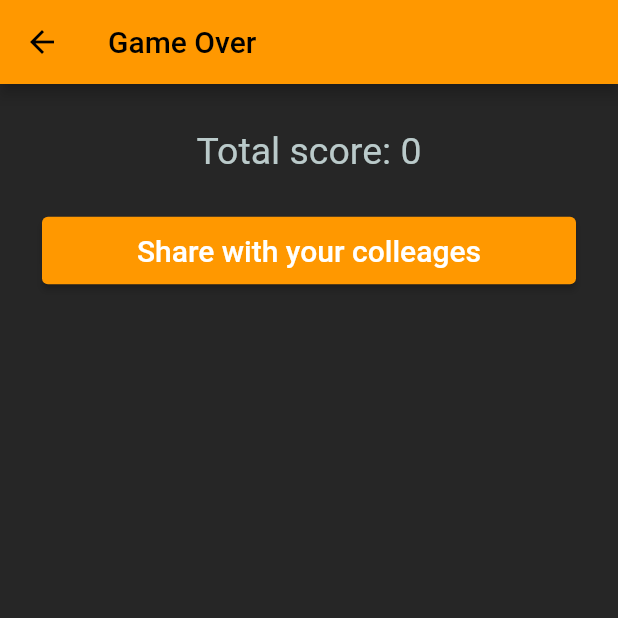
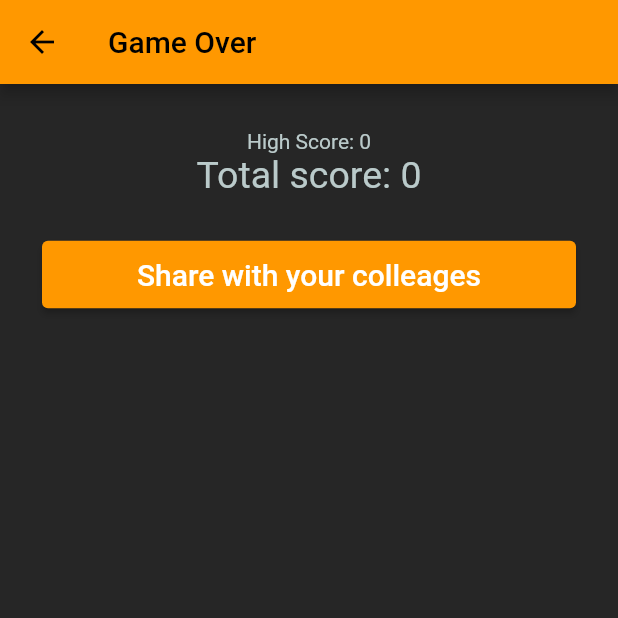
Before and after one commit to AndreSait/it_case_2022, a Flutter app: the GameOverScreen screen opened by its route, on a phone screen of 412 x 824 dp, the top half of it. Run offline on Flutter 3.47's test engine with Material 2 defaults, Android fonts, the phone set to English and light mode, and no system bars; our stand-ins replace cached_network_image, share_plus, shared_preferences; accounts and stored records are empty; network calls fail; Roboto replaces fonts that are missing (Railway).

Commit message:
fixed highscore bug

```diff
--- a/lib/game_manager.dart
+++ b/lib/game_manager.dart
@@ -65,8 +65,9 @@ class GameManager {
   }
 
   void endGame(BuildContext ctx, int score) {
+    totalScore += score;
     HighScoreManager highScoreManager = HighScoreManager();
-    highScoreManager.setHighScoreIfBigger(score);
+    highScoreManager.setHighScoreIfBigger(totalScore);
 
     Navigator.of(ctx).pushReplacementNamed(GameOverScreen.routeName);
   }
--- a/lib/widgets/game_over_screen.dart
+++ b/lib/widgets/game_over_screen.dart
@@ -1,12 +1,14 @@
 import 'package:flutter/material.dart';
+import 'package:it_case_2022/highscore_manager.dart';
 import 'package:it_case_2022/widgets/big_button.dart';
 import 'package:share_plus/share_plus.dart';
 import "../game_manager.dart";
 
 class GameOverScreen extends StatelessWidget {
   static String routeName = "game-over-screen";
+  final HighScoreManager highScoreManager = HighScoreManager();
   final GameManager gameManager;
-  const GameOverScreen(this.gameManager, {super.key});
+  GameOverScreen(this.gameManager, {super.key});
 
   void shareScore() {
     Share.share(
@@ -24,6 +26,16 @@ class GameOverScreen extends StatelessWidget {
           SizedBox(
             height: 30,
           ),
+          FutureBuilder(
+              future: highScoreManager.getHighScore(),
+              builder: ((context, snapshot) {
+                if (snapshot.hasData) {
+                  int highScore = snapshot.data ?? 0;
+                  return Text("High Score: $highScore");
+                } else {
+                  return Text("Loading...");
+                }
+              })),
           Text(
             "Total score: ${gameManager.totalScore}",
             style: TextStyle(fontSize: 25),
```
